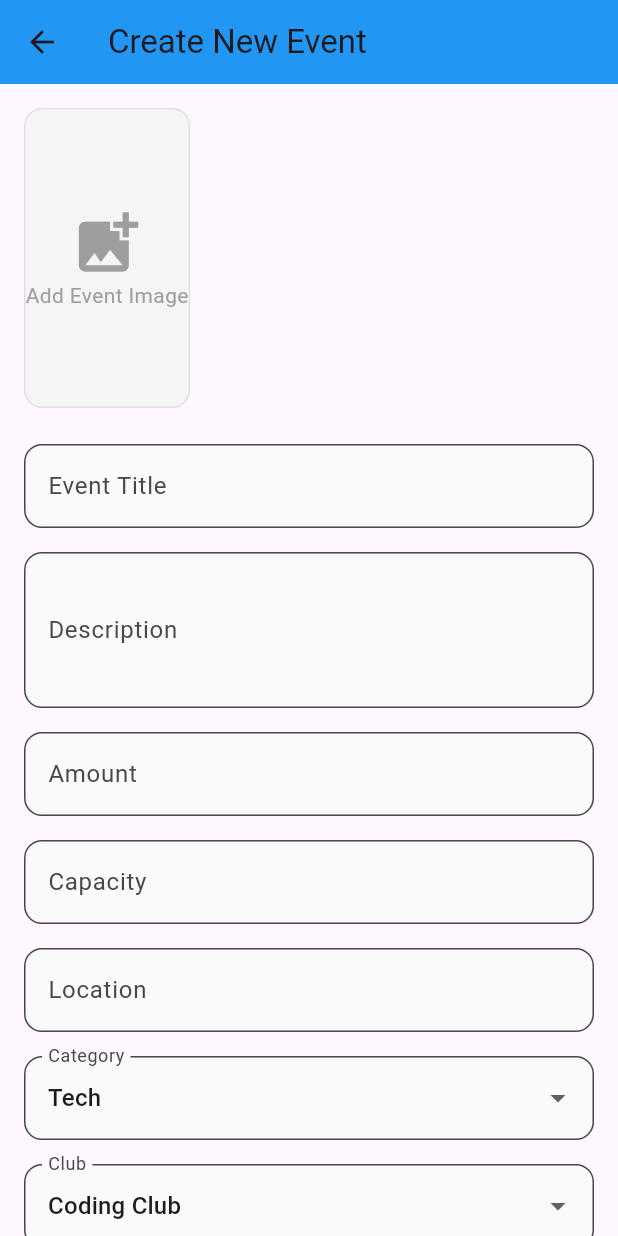
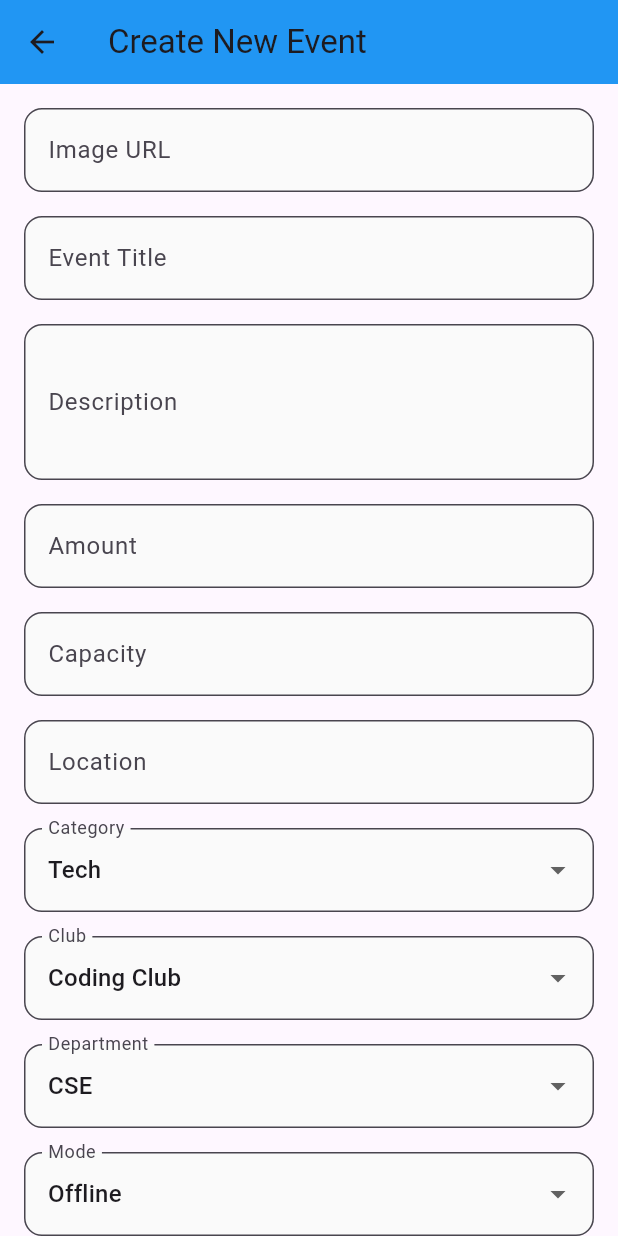
Before and after one commit to wahid1099/Diu_event_management, a Flutter app: the AddEventScreen screen opened directly with empty values, on a phone screen of 412 x 824 dp. Run offline on Flutter 3.47's test engine with Material 3 defaults, Android fonts, the phone set to English and light mode, and no system bars; our stand-ins replace cloud_firestore, firebase_auth, firebase_core, fl_chart, flutter_dotenv, fluttertoast and 1 more; accounts and stored records are empty.

Commit message:
adding evetns

```diff
--- a/lib/main.dart
+++ b/lib/main.dart
@@ -6,6 +6,7 @@ import './screens/splash_screen.dart';
 void main() async {
   WidgetsFlutterBinding.ensureInitialized();
   await Firebase.initializeApp(options: DefaultFirebaseOptions.currentPlatform);
+
   runApp(
     const MaterialApp(debugShowCheckedModeBanner: false, home: SplashScreen()),
   );
--- a/lib/screens/admin/events/add_event_screen.dart
+++ b/lib/screens/admin/events/add_event_screen.dart
@@ -1,11 +1,5 @@
-import 'dart:io';
-import 'dart:typed_data'; // Add this import
-import 'package:flutter/foundation.dart' show kIsWeb;
 import 'package:flutter/material.dart';
-import 'package:universal_html/html.dart' as html;
 import 'package:cloud_firestore/cloud_firestore.dart';
-import 'package:firebase_storage/firebase_storage.dart';
-import 'package:image_picker/image_picker.dart';
 import 'package:intl/intl.dart';
 import 'package:fluttertoast/fluttertoast.dart';
 
@@ -20,42 +14,6 @@ class AddEventScreen extends StatefulWidget {
 class _AddEventScreenState extends State<AddEventScreen> {
   final _formKey = GlobalKey<FormState>();
   bool _isLoading = false;
-  File? _imageFile;
-  Uint8List? _webImage;
-  final ImagePicker _picker = ImagePicker();
-
-  Future<void> _pickImage() async {
-    final XFile? image = await _picker.pickImage(source: ImageSource.gallery);
-    if (image != null) {
-      if (kIsWeb) {
-        var bytes = await image.readAsBytes();
-        setState(() {
-          _webImage = bytes;
-        });
-      } else {
-        setState(() {
-          _imageFile = File(image.path);
-        });
-      }
-    }
-  }
-
-  Future<String> _uploadImage() async {
-    if (_imageFile == null && _webImage == null) return '';
-
-    final Reference storageRef = FirebaseStorage.instance
-        .ref()
-        .child('event_images')
-        .child('${DateTime.now().millisecondsSinceEpoch}.jpg');
-
-    if (kIsWeb) {
-      await storageRef.putData(_webImage!);
-    } else {
-      await storageRef.putFile(_imageFile!);
-    }
-
-    return await storageRef.getDownloadURL();
-  }
 
   Future<void> _submitEvent() async {
     if (!_formKey.currentState!.validate()) return;
@@ -63,7 +21,11 @@ class _AddEventScreenState extends State<AddEventScreen> {
     setState(() => _isLoading = true);
 
     try {
-      String imageUrl = await _uploadImage();
+      String imageUrl = _imageUrlController.text;
+
+      if (imageUrl.isEmpty) {
+        throw Exception('Please provide an image URL');
+      }
 
       await FirebaseFirestore.instance.collection('events').add({
         'amount': int.parse(_amountController.text),
@@ -105,7 +67,8 @@ class _AddEventScreenState extends State<AddEventScreen> {
   final _amountController = TextEditingController();
   final _capacityController = TextEditingController();
   final _locationController = TextEditingController();
-  DateTime _selectedDate = DateTime.now().add(Duration(days: 1));
+  final _imageUrlController = TextEditingController();
+  DateTime _selectedDate = DateTime.now();
 
   String _selectedCategory = 'Tech';
   String _selectedClub = 'Coding Club';
@@ -193,73 +156,7 @@ class _AddEventScreenState extends State<AddEventScreen> {
                   child: Column(
                     crossAxisAlignment: CrossAxisAlignment.start,
                     children: [
-                      // Image Picker
-                      GestureDetector(
-                        onTap: _pickImage,
-                        child: Container(
-                          height: 200,
-                          decoration: BoxDecoration(
-                            color: Colors.grey[100],
-                            borderRadius: BorderRadius.circular(12),
-                            border: Border.all(color: Colors.grey[300]!),
-                          ),
-                          child:
-                              kIsWeb
-                                  ? (_webImage != null
-                                      ? ClipRRect(
-                                        borderRadius: BorderRadius.circular(12),
-                                        child: Image.memory(
-                                          _webImage!,
-                                          fit: BoxFit.cover,
-                                        ),
-                                      )
-                                      : Column(
-                                        mainAxisAlignment:
-                                            MainAxisAlignment.center,
-                                        children: [
-                                          Icon(
-                                            Icons.add_photo_alternate,
-                                            size: 50,
-                                            color: Colors.grey,
-                                          ),
-                                          Text(
-                                            'Add Event Image',
-                                            style: TextStyle(
-                                              color: Colors.grey,
-                                            ),
-                                          ),
-                                        ],
-                                      ))
-                                  : (_imageFile != null
-                                      ? ClipRRect(
-                                        borderRadius: BorderRadius.circular(12),
-                                        child: Image.file(
-                                          _imageFile!,
-                                          fit: BoxFit.cover,
-                                        ),
-                                      )
-                                      : Column(
-                                        mainAxisAlignment:
-                                            MainAxisAlignment.center,
-                                        children: [
-                                          Icon(
-                                            Icons.add_photo_alternate,
-                                            size: 50,
-                                            color: Colors.grey,
-                                          ),
-                                          Text(
-                                            'Add Event Image',
-                                            style: TextStyle(
-                                              color: Colors.grey,
-                                            ),
-                                          ),
-                                        ],
-                                      )),
-                        ),
-                      ),
-                      SizedBox(height: 24),
-
-                      // Form Fields
+                      _buildTextField('Image URL', _imageUrlController),
                       _buildTextField('Event Title', _titleController),
                       _buildTextField(
                         'Description',
@@ -317,41 +214,23 @@ class _AddEventScreenState extends State<AddEventScreen> {
                       ),
 
                       // Date Picker
-                      Card(
-                        child: ListTile(
+                      ListTile(
                         title: Text('Event Date'),
                         subtitle: Text(
-                            DateFormat(
-                              'MMM dd, yyyy HH:mm',
-                            ).format(_selectedDate),
+                          DateFormat('MMM dd, yyyy').format(_selectedDate),
                         ),
                         trailing: Icon(Icons.calendar_today),
                         onTap: () async {
-                            final DateTime? picked = await showDatePicker(
+                          final DateTime? date = await showDatePicker(
                             context: context,
                             initialDate: _selectedDate,
                             firstDate: DateTime.now(),
                             lastDate: DateTime(2025),
                           );
-                            if (picked != null) {
-                              final TimeOfDay? time = await showTimePicker(
-                                context: context,
-                                initialTime: TimeOfDay.now(),
-                              );
-                              if (time != null) {
-                                setState(() {
-                                  _selectedDate = DateTime(
-                                    picked.year,
-                                    picked.month,
-                                    picked.day,
-                                    time.hour,
-                                    time.minute,
-                                  );
-                                });
-                              }
+                          if (date != null) {
+                            setState(() => _selectedDate = date);
                           }
                         },
-                        ),
                       ),
 
                       SizedBox(height: 24),
--- a/pubspec.yaml
+++ b/pubspec.yaml
@@ -12,6 +12,8 @@ dependencies:
   flutter:
     sdk: flutter
   # The following section is specific to Flutter packages.
+  http:
+  flutter_dotenv:
   image_picker:
   fluttertoast:
   universal_html:
@@ -41,5 +43,6 @@ dev_dependencies:
 flutter:
   uses-material-design: true
   assets:
+    - .env
     - assets/images/
     - assets/icons/
```
Also changed, not shown: lib/services/cloudinary_service.dart (added, +59 -0 lines), pubspec.lock, 1 other file. Lines whose indentation alone changed are shown as unchanged.
